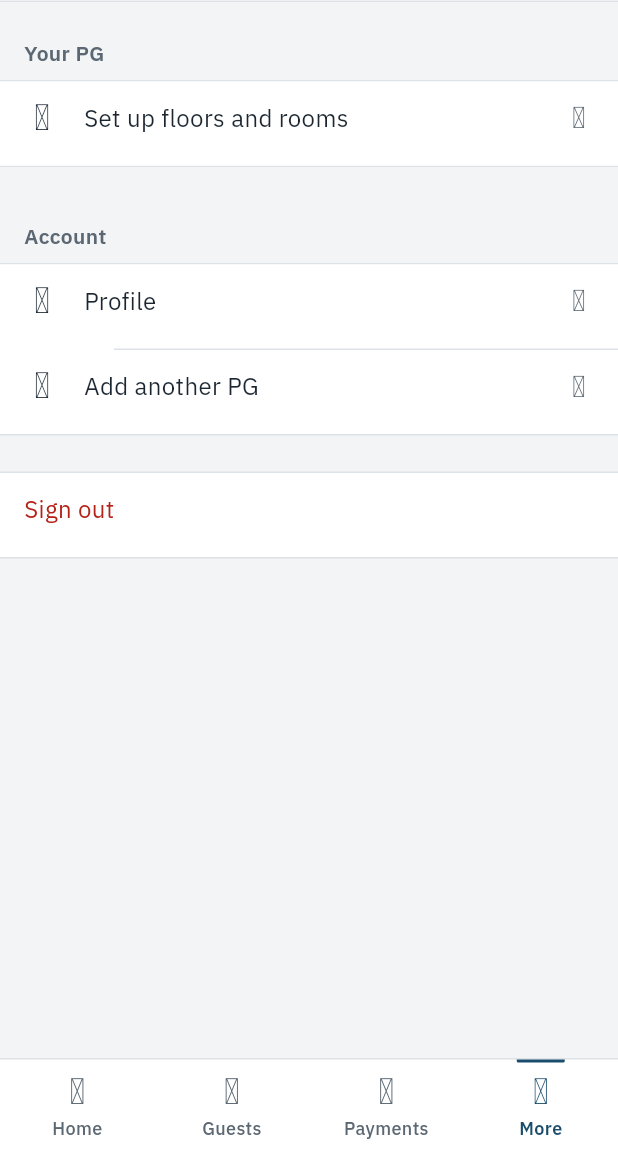
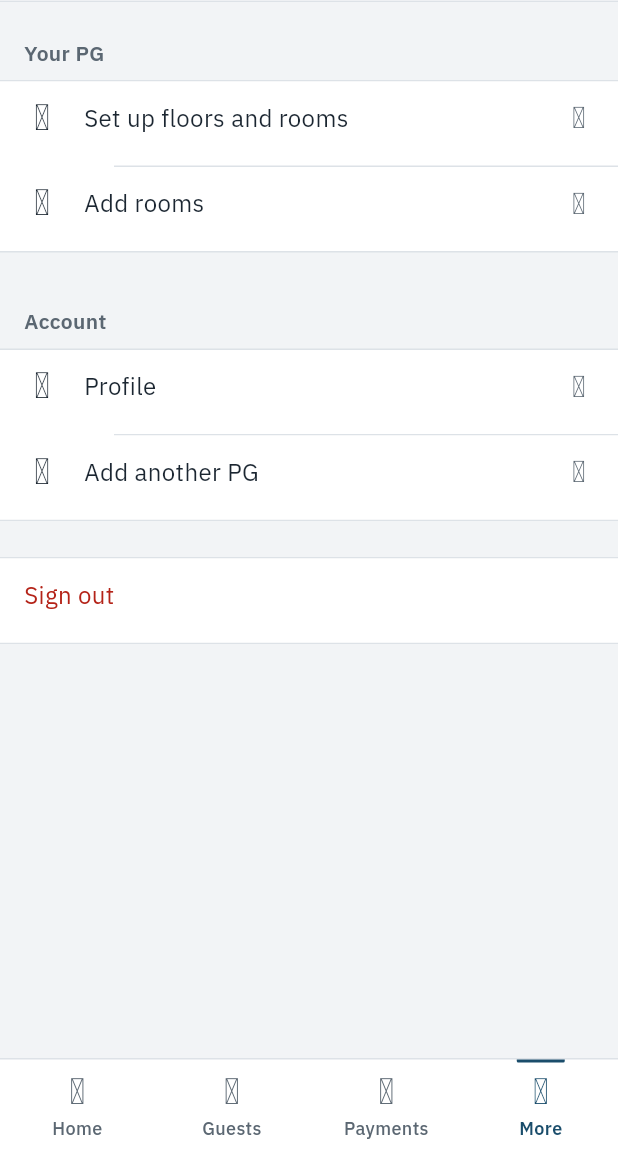
Before and after one commit to Sunilt939/pg_app, a Flutter app: the OwnerMoreScreen screen opened by its route, on a phone screen of 412 x 824 dp, the part 82-1236 px from its top. Run offline on Flutter 3.47's test engine with Material 3 defaults, Android fonts, the phone set to English and light mode, and no system bars; our stand-ins replace flutter_riverpod, flutter_secure_storage, flutter_svg, go_router, image_picker, supabase_flutter; accounts and stored records are empty.

Commit message:
The owner can now add a few rooms with live preview and clash detection

```diff
--- a/app/lib/features/owner/presentation/screens/owner_more_screen.dart
+++ b/app/lib/features/owner/presentation/screens/owner_more_screen.dart
@@ -82,9 +82,29 @@ class OwnerMoreScreen extends ConsumerWidget {
                   color: AppColors.muted,
                 ),
                 minHeight: 56,
+                showDivider: true,
+                onTap: () {
+                  context.push(RoutePaths.ownerRoomsSetup);
+                },
+              ),
+              LedgerRow(
+                leading: const Icon(
+                  AppIcons.room,
+                  size: 24,
+                  color: AppColors.ink,
+                ),
+                leadingGap: AppSpace.x16,
+                title: l10n.addRoomsTitle,
+                titleStyle: AppText.body,
+                trailing: const Icon(
+                  AppIcons.chevronRight,
+                  size: 20,
+                  color: AppColors.muted,
+                ),
+                minHeight: 56,
                 showDivider: false,
                 onTap: () {
-                  context.push(RoutePaths.ownerRoomsSetup);
+                  context.push(RoutePaths.ownerRoomsNew);
                 },
               ),
             ],
```
Also changed, not shown: 3 other files.
